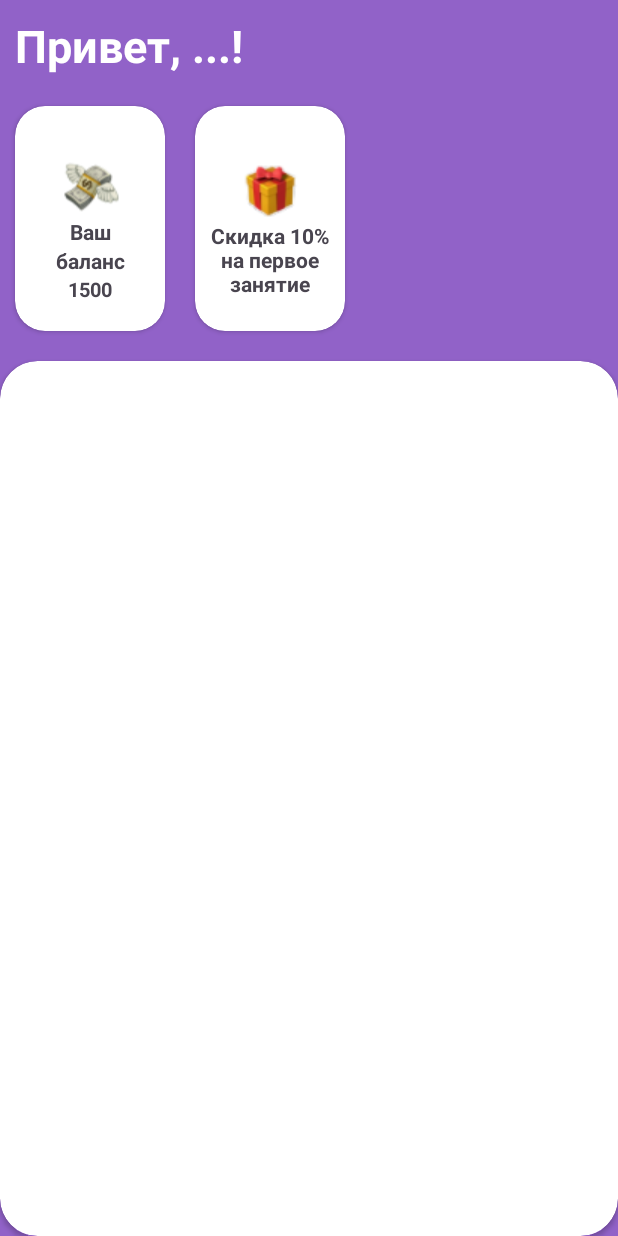
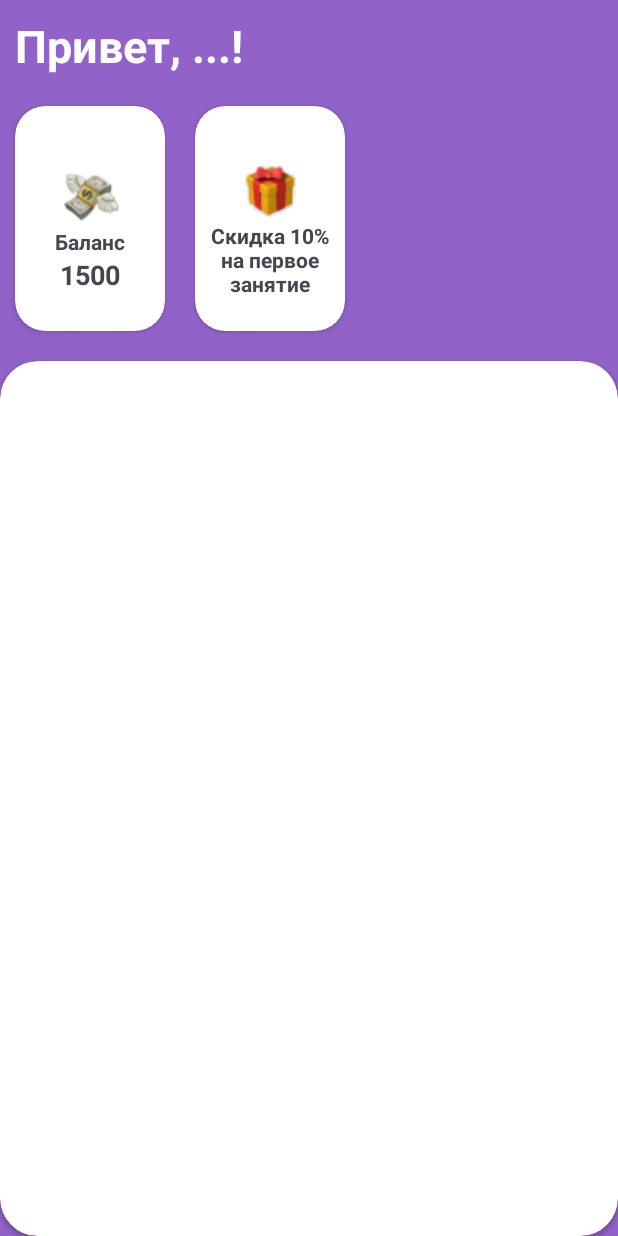
Before and after one commit to tumanovaalisa/AStidio, an Android app: the layout mainpage_fragment.xml on its own in the app's theme, with its tools: preview values and no code run, on a phone screen of 412 x 824 dp. Run offline under Robolectric (Android 15) with nearby library versions, the phone set to English and light mode, and no system bars.

Commit message:
Отредактирована разметка демонстрации баланса на главной странице.

```diff
--- a/app/src/main/res/layout/mainpage_fragment.xml
+++ b/app/src/main/res/layout/mainpage_fragment.xml
@@ -33,25 +33,19 @@
                     android:layout_marginTop="15dp"
                     android:layout_gravity="center"
                     android:src="@drawable/money"/>
-            <TextView
-                android:layout_width="match_parent"
-                android:layout_height="wrap_content"
-                android:textSize="14sp"
-                android:textStyle="bold"
-                android:text="Ваш"
-                android:textAlignment="center"/>
+
                 <TextView
                     android:layout_width="match_parent"
                     android:layout_height="wrap_content"
                     android:textSize="14sp"
                     android:textStyle="bold"
-                    android:text="баланс"
+                    android:text="Баланс"
                     android:textAlignment="center"/>
             <TextView
                 android:id="@+id/balance"
                 android:layout_width="match_parent"
                 android:layout_height="wrap_content"
-                android:textSize="13sp"
+                android:textSize="18sp"
                 android:textStyle="bold"
                 android:text="1500"
                 android:textAlignment="center"/>
```
